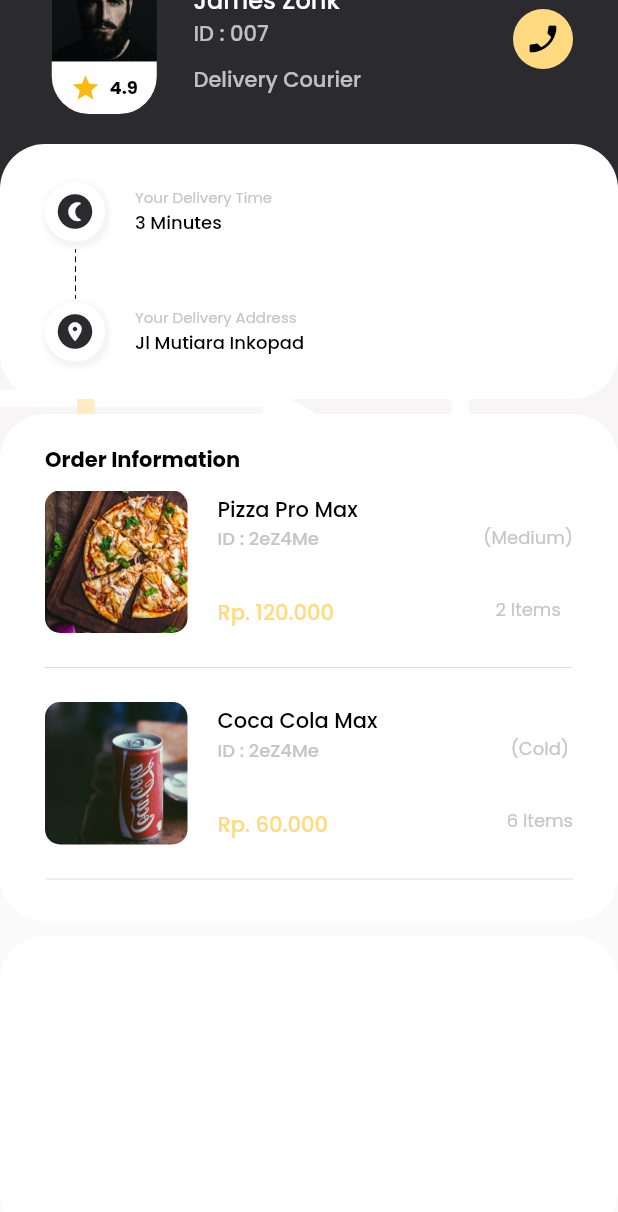
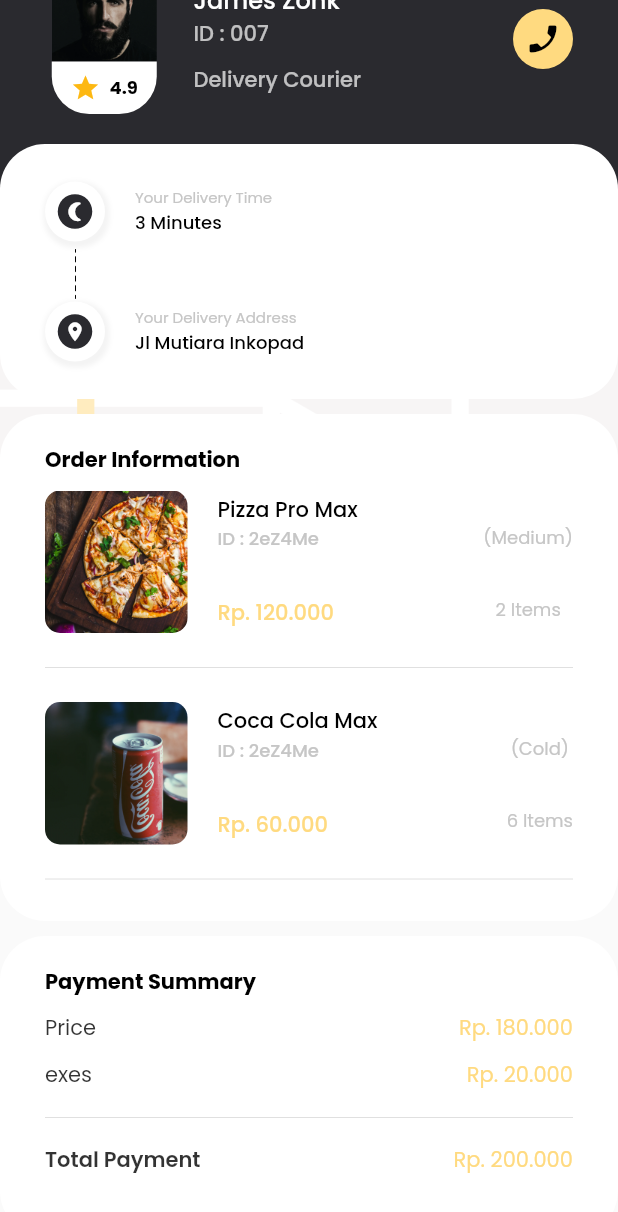
Before and after one commit to Syahro/food_delivery, a Flutter app: the screen it shows after launch, scrolled down 414 dp, on a phone screen of 412 x 824 dp. Shown: the top 1212 px of the screen. Run offline on Flutter 3.47's test engine with Material 2 defaults, Android fonts, the phone set to English and light mode, and no system bars; our stand-ins replace google_fonts.

Commit message:
done until paymentSummary information

```diff
--- a/lib/pages/home_page.dart
+++ b/lib/pages/home_page.dart
@@ -278,7 +278,120 @@ class HomePage extends StatelessWidget {
                             color: whiteColor,
                             borderRadius: BorderRadius.circular(30),
                           ),
+                          child: Padding(
+                            padding: EdgeInsets.fromLTRB(
+                              defaultMargin,
+                              20,
+                              defaultMargin,
+                              0,
+                            ),
+                            child: Column(
+                              crossAxisAlignment: CrossAxisAlignment.start,
+                              children: [
+                                Text(
+                                  'Payment Summary',
+                                  style: titleTextstyle.copyWith(
+                                    fontSize: 14,
+                                    fontWeight: FontWeight.w700,
+                                    color: blackColor,
+                                  ),
+                                ),
+                                SizedBox(
+                                  height: 10,
+                                ),
+                                Row(
+                                  mainAxisAlignment:
+                                      MainAxisAlignment.spaceBetween,
+                                  children: [
+                                    Text(
+                                      'Price',
+                                      style: subTitleTextStyle.copyWith(
+                                        fontSize: 14,
+                                        fontWeight: FontWeight.w400,
+                                        color: blackColor.withOpacity(0.8),
+                                      ),
+                                    ),
+                                    Text(
+                                      'Rp. 180.000',
+                                      style: subTitleTextStyle.copyWith(
+                                        fontSize: 14,
+                                        fontWeight: FontWeight.w400,
+                                        color: semiYellowColor,
+                                      ),
+                                    ),
+                                  ],
+                                ),
+                                SizedBox(
+                                  height: 10,
+                                ),
+                                Row(
+                                  mainAxisAlignment:
+                                      MainAxisAlignment.spaceBetween,
+                                  children: [
+                                    Text(
+                                      'exes',
+                                      style: subTitleTextStyle.copyWith(
+                                        fontSize: 14,
+                                        fontWeight: FontWeight.w400,
+                                        color: blackColor.withOpacity(0.8),
+                                      ),
+                                    ),
+                                    Text(
+                                      'Rp. 20.000',
+                                      style: subTitleTextStyle.copyWith(
+                                        fontSize: 14,
+                                        fontWeight: FontWeight.w400,
+                                        color: semiYellowColor,
+                                      ),
+                                    ),
+                                  ],
+                                ),
+                                SizedBox(
+                                  height: 10,
+                                ),
+                                Divider(),
+                                SizedBox(
+                                  height: 10,
+                                ),
+                                Row(
+                                  mainAxisAlignment:
+                                      MainAxisAlignment.spaceBetween,
+                                  children: [
+                                    Text(
+                                      'Total Payment',
+                                      style: subTitleTextStyle.copyWith(
+                                        fontSize: 14,
+                                        fontWeight: FontWeight.w600,
+                                        color: blackColor.withOpacity(0.8),
+                                      ),
+                                    ),
+                                    Text(
+                                      'Rp. 200.000',
+                                      style: subTitleTextStyle.copyWith(
+                                        fontSize: 14,
+                                        fontWeight: FontWeight.w400,
+                                        color: semiYellowColor,
+                                      ),
+                                    ),
+                                  ],
+                                ),
+                              ],
+                            ),
+                          ),
                         ),
+                        SizedBox(
+                          height: 10,
+                        ),
+                        Container(
+                          width: double.infinity,
+                          height: 100,
+                          decoration: BoxDecoration(
+                            color: whiteColor,
+                            borderRadius: BorderRadius.vertical(
+                              top: Radius.circular(30),
+                            ),
+                          ),
+                        )
                       ],
                     ),
                   ),
```
